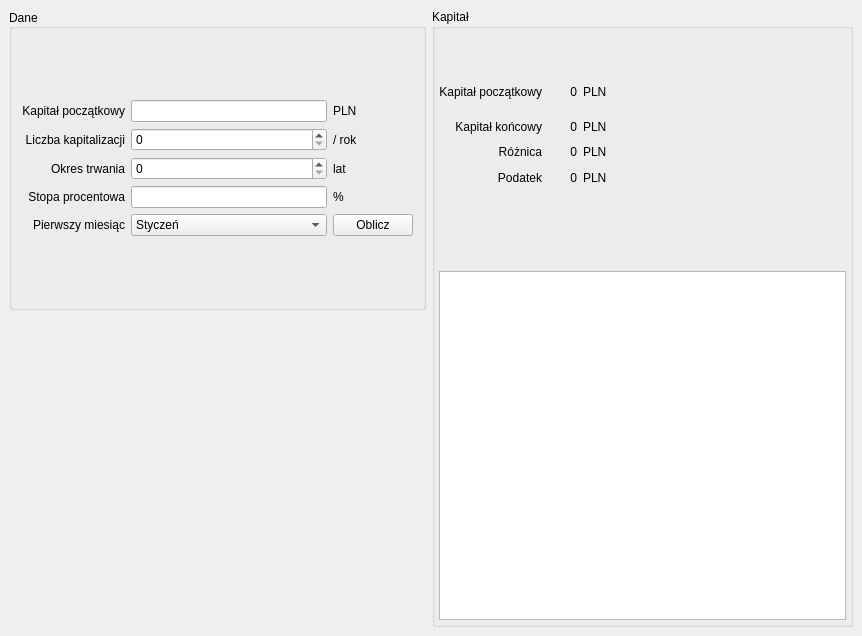
First picture: the form in mainwindow.ui, repository bigpassword/kapitalizacjaApp, before the edit.
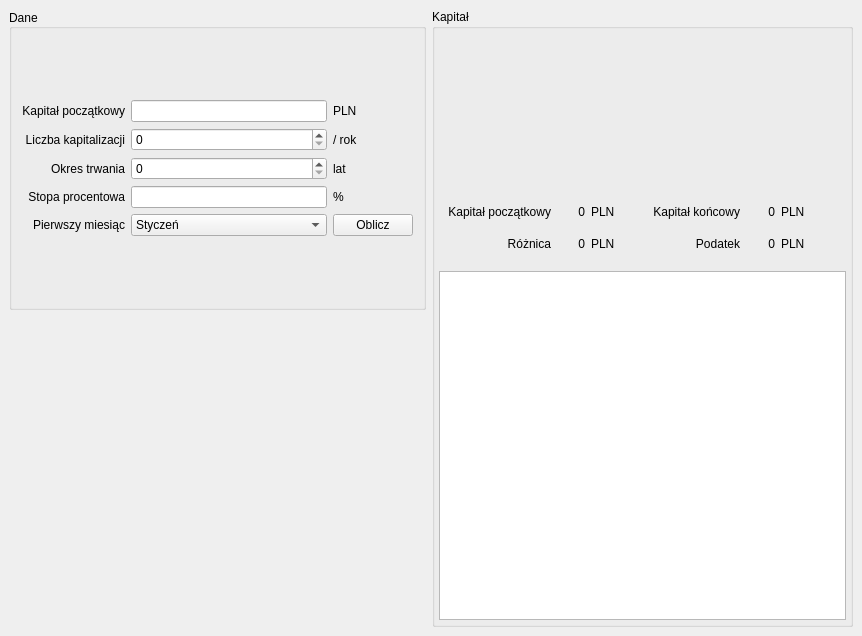
Second picture: the form after the edit.

Patch:
```diff
--- a/mainwindow.ui
+++ b/mainwindow.ui
@@ -276,145 +276,7 @@
         <number>4</number>
        </property>
        <item>
-        <layout class="QHBoxLayout" name="horizontalLayout_1" stretch="3,4">
-         <item>
-          <layout class="QGridLayout" name="gridLayout_4" rowstretch="4,4,2,2,2,8" rowminimumheight="1,1,1,0,0,0">
-           <item row="5" column="1">
-            <spacer name="verticalSpacer_2">
-             <property name="orientation">
-              <enum>Qt::Vertical</enum>
-             </property>
-             <property name="sizeHint" stdset="0">
-              <size>
-               <width>20</width>
-               <height>40</height>
-              </size>
-             </property>
-            </spacer>
-           </item>
-           <item row="3" column="1">
-            <widget class="QLabel" name="label_kapitalRoz">
-             <property name="text">
-              <string>0</string>
-             </property>
-             <property name="alignment">
-              <set>Qt::AlignRight|Qt::AlignTrailing|Qt::AlignVCenter</set>
-             </property>
-            </widget>
-           </item>
-           <item row="3" column="0">
-            <widget class="QLabel" name="label_11">
-             <property name="text">
-              <string>Różnica</string>
-             </property>
-             <property name="alignment">
-              <set>Qt::AlignRight|Qt::AlignTrailing|Qt::AlignVCenter</set>
-             </property>
-            </widget>
-           </item>
-           <item row="2" column="1">
-            <widget class="QLabel" name="label_kapitalKon">
-             <property name="text">
-              <string>0</string>
-             </property>
-             <property name="alignment">
-              <set>Qt::AlignRight|Qt::AlignTrailing|Qt::AlignVCenter</set>
-             </property>
-            </widget>
-           </item>
-           <item row="2" column="0">
-            <widget class="QLabel" name="label_10">
-             <property name="text">
-              <string>Kapitał końcowy</string>
-             </property>
-             <property name="alignment">
-              <set>Qt::AlignRight|Qt::AlignTrailing|Qt::AlignVCenter</set>
-             </property>
-            </widget>
-           </item>
-           <item row="0" column="1">
-            <spacer name="verticalSpacer_1">
-             <property name="orientation">
-              <enum>Qt::Vertical</enum>
-             </property>
-             <property name="sizeHint" stdset="0">
-              <size>
-               <width>20</width>
-               <height>40</height>
-              </size>
-             </property>
-            </spacer>
-           </item>
-           <item row="1" column="0">
-            <widget class="QLabel" name="label_9">
-             <property name="text">
-              <string>Kapitał początkowy</string>
-             </property>
-             <property name="alignment">
-              <set>Qt::AlignRight|Qt::AlignTrailing|Qt::AlignVCenter</set>
-             </property>
-            </widget>
-           </item>
-           <item row="1" column="2">
-            <widget class="QLabel" name="label_15">
-             <property name="text">
-              <string>PLN</string>
-             </property>
-            </widget>
-           </item>
-           <item row="2" column="2">
-            <widget class="QLabel" name="label_16">
-             <property name="text">
-              <string>PLN</string>
-             </property>
-            </widget>
-           </item>
-           <item row="1" column="1">
-            <widget class="QLabel" name="label_kapitalPocz">
-             <property name="text">
-              <string>0</string>
-             </property>
-             <property name="alignment">
-              <set>Qt::AlignRight|Qt::AlignTrailing|Qt::AlignVCenter</set>
-             </property>
-            </widget>
-           </item>
-           <item row="3" column="2">
-            <widget class="QLabel" name="label_17">
-             <property name="text">
-              <string>PLN</string>
-             </property>
-            </widget>
-           </item>
-           <item row="4" column="0">
-            <widget class="QLabel" name="label_19">
-             <property name="text">
-              <string>Podatek</string>
-             </property>
-             <property name="alignment">
-              <set>Qt::AlignRight|Qt::AlignTrailing|Qt::AlignVCenter</set>
-             </property>
-            </widget>
-           </item>
-           <item row="4" column="1">
-            <widget class="QLabel" name="label_kapitalPodatek">
-             <property name="text">
-              <string>0</string>
-             </property>
-             <property name="alignment">
-              <set>Qt::AlignRight|Qt::AlignTrailing|Qt::AlignVCenter</set>
-             </property>
-            </widget>
-           </item>
-           <item row="4" column="2">
-            <widget class="QLabel" name="label_20">
-             <property name="text">
-              <string>PLN</string>
-             </property>
-            </widget>
-           </item>
-          </layout>
-         </item>
+        <layout class="QVBoxLayout" name="verticalLayout_2" stretch="2,1">
          <item>
           <widget class="QFrame" name="pieChartView">
            <property name="minimumSize">
@@ -423,12 +285,6 @@
              <height>131</height>
             </size>
            </property>
-           <property name="maximumSize">
-            <size>
-             <width>361</width>
-             <height>261</height>
-            </size>
-           </property>
            <property name="sizeIncrement">
             <size>
              <width>1</width>
@@ -441,6 +297,130 @@
            <layout class="QGridLayout" name="gridLayout_3"/>
           </widget>
          </item>
+         <item>
+          <layout class="QGridLayout" name="gridLayout_4" columnstretch="3,1,2,3,1,2,0">
+           <property name="leftMargin">
+            <number>9</number>
+           </property>
+           <property name="topMargin">
+            <number>9</number>
+           </property>
+           <property name="rightMargin">
+            <number>9</number>
+           </property>
+           <property name="bottomMargin">
+            <number>9</number>
+           </property>
+           <item row="2" column="1">
+            <widget class="QLabel" name="label_kapitalRoz">
+             <property name="text">
+              <string>0</string>
+             </property>
+             <property name="alignment">
+              <set>Qt::AlignRight|Qt::AlignTrailing|Qt::AlignVCenter</set>
+             </property>
+            </widget>
+           </item>
+           <item row="0" column="4">
+            <widget class="QLabel" name="label_kapitalKon">
+             <property name="text">
+              <string>0</string>
+             </property>
+             <property name="alignment">
+              <set>Qt::AlignRight|Qt::AlignTrailing|Qt::AlignVCenter</set>
+             </property>
+            </widget>
+           </item>
+           <item row="2" column="0">
+            <widget class="QLabel" name="label_11">
+             <property name="text">
+              <string>Różnica</string>
+             </property>
+             <property name="alignment">
+              <set>Qt::AlignRight|Qt::AlignTrailing|Qt::AlignVCenter</set>
+             </property>
+            </widget>
+           </item>
+           <item row="2" column="4">
+            <widget class="QLabel" name="label_kapitalPodatek">
+             <property name="text">
+              <string>0</string>
+             </property>
+             <property name="alignment">
+              <set>Qt::AlignRight|Qt::AlignTrailing|Qt::AlignVCenter</set>
+             </property>
+            </widget>
+           </item>
+           <item row="0" column="0">
+            <widget class="QLabel" name="label_9">
+             <property name="text">
+              <string>Kapitał początkowy</string>
+             </property>
+             <property name="alignment">
+              <set>Qt::AlignRight|Qt::AlignTrailing|Qt::AlignVCenter</set>
+             </property>
+            </widget>
+           </item>
+           <item row="0" column="5">
+            <widget class="QLabel" name="label_16">
+             <property name="text">
+              <string>PLN</string>
+             </property>
+            </widget>
+           </item>
+           <item row="0" column="2">
+            <widget class="QLabel" name="label_15">
+             <property name="text">
+              <string>PLN</string>
+             </property>
+            </widget>
+           </item>
+           <item row="2" column="5">
+            <widget class="QLabel" name="label_20">
+             <property name="text">
+              <string>PLN</string>
+             </property>
+            </widget>
+           </item>
+           <item row="0" column="3">
+            <widget class="QLabel" name="label_10">
+             <property name="text">
+              <string>Kapitał końcowy</string>
+             </property>
+             <property name="alignment">
+              <set>Qt::AlignRight|Qt::AlignTrailing|Qt::AlignVCenter</set>
+             </property>
+            </widget>
+           </item>
+           <item row="2" column="3">
+            <widget class="QLabel" name="label_19">
+             <property name="text">
+              <string>Podatek</string>
+             </property>
+             <property name="alignment">
+              <set>Qt::AlignRight|Qt::AlignTrailing|Qt::AlignVCenter</set>
+             </property>
+            </widget>
+           </item>
+           <item row="0" column="1">
+            <widget class="QLabel" name="label_kapitalPocz">
+             <property name="text">
+              <string>0</string>
+             </property>
+             <property name="alignment">
+              <set>Qt::AlignRight|Qt::AlignTrailing|Qt::AlignVCenter</set>
+             </property>
+            </widget>
+           </item>
+           <item row="2" column="2">
+            <widget class="QLabel" name="label_17">
+             <property name="text">
+              <string>PLN</string>
+             </property>
+            </widget>
+           </item>
+          </layout>
+         </item>
         </layout>
        </item>
        <item>
```
